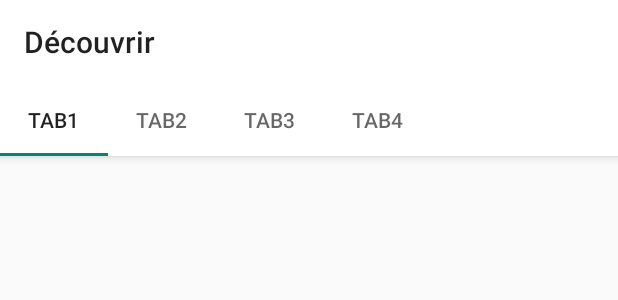
After one commit to roiacult/PhoneBackground, an Android app: the layout fragment_decouvrir.xml on its own in the app's theme, with its tools: preview values and no code run, on a phone screen of 412 x 824 dp. The commit adds this screen. Shown: the top 300 px of the screen. Run offline under Robolectric (Android 15) with nearby library versions, the phone set to English and light mode, and no system bars.

Commit message:
set the necessary fragments

```diff
--- a/app/src/main/AndroidManifest.xml
+++ b/app/src/main/AndroidManifest.xml
@@ -8,11 +8,11 @@
         android:label="@string/app_name"
         android:roundIcon="@mipmap/ic_launcher_round"
         android:supportsRtl="true"
-        android:theme="@style/AppTheme">
+        android:theme="@style/AppTheme.NoActionBar">
         <activity
             android:name=".MainActivity"
             android:label="@string/app_name"
-            android:theme="@style/AppTheme.NoActionBar">
+            >
             <intent-filter>
                 <action android:name="android.intent.action.MAIN" />
 
--- /dev/null
+++ b/app/src/main/res/layout/fragment_decouvrir.xml
@@ -0,0 +1,62 @@
+<?xml version="1.0" encoding="utf-8"?>
+<android.support.design.widget.CoordinatorLayout xmlns:android="http://schemas.android.com/apk/res/android"
+    xmlns:tools="http://schemas.android.com/tools"
+    xmlns:app="http://schemas.android.com/apk/res-auto"
+    android:layout_width="match_parent"
+    android:layout_height="match_parent">
+
+    <android.support.design.widget.AppBarLayout
+        android:id="@+id/appbar"
+        android:layout_height="wrap_content"
+        android:layout_width="match_parent">
+
+        <android.support.v7.widget.Toolbar
+            android:id="@+id/decouvrir_toolbare"
+            android:layout_width="match_parent"
+            android:layout_height="?attr/actionBarSize"
+            android:background="@color/cardview_light_background"
+            app:layout_scrollFlags="scroll|enterAlways"
+            app:title="@string/title_decouvrir"></android.support.v7.widget.Toolbar>
+
+        <android.support.design.widget.TabLayout
+            android:id="@+id/tabs"
+            android:layout_width="match_parent"
+            android:layout_height="wrap_content"
+            android:background="@color/cardview_light_background"
+            app:tabMode="scrollable">
+
+            <android.support.design.widget.TabItem
+                android:layout_width="wrap_content"
+                android:layout_height="wrap_content"
+                android:text="Tab1" />
+
+            <android.support.design.widget.TabItem
+                android:layout_width="wrap_content"
+                android:layout_height="wrap_content"
+                android:text="Tab2" />
+
+            <android.support.design.widget.TabItem
+                android:layout_width="wrap_content"
+                android:layout_height="wrap_content"
+                android:text="Tab3" />
+
+            <android.support.design.widget.TabItem
+                android:layout_width="wrap_content"
+                android:layout_height="wrap_content"
+                android:text="Tab4" />
+        </android.support.design.widget.TabLayout>
+    </android.support.design.widget.AppBarLayout>
+
+    <android.support.v4.widget.NestedScrollView
+        android:layout_width="match_parent"
+        android:layout_height="match_parent"
+        app:layout_behavior="android.support.design.widget.AppBarLayout$ScrollingViewBehavior">
+
+        <FrameLayout
+            android:layout_width="match_parent"
+            android:layout_height="match_parent"
+            tools:context=".Fragments.FragmentDecouvrir">
+
+        </FrameLayout>
+    </android.support.v4.widget.NestedScrollView>
+</android.support.design.widget.CoordinatorLayout>
--- a/app/src/main/res/menu/navigation.xml
+++ b/app/src/main/res/menu/navigation.xml
@@ -7,7 +7,7 @@
         android:title="@string/title_flux" />
 
     <item
-        android:id="@+id/bottom_navigation_compass"
+        android:id="@+id/bottom_navigation_decouvrir"
         android:icon="@drawable/compass"
         android:title="@string/title_decouvrir" />
 
```
Also changed, not shown: app/build.gradle (+6 -1 lines), app/src/main/java/com/example/djawed/phonebackground/Fragments/FragmentActivites.java (added, +27 -0 lines), app/src/main/java/com/example/djawed/phonebackground/Fragments/FragmentDecouvrir.java (added, +35 -0 lines), app/src/main/java/com/example/djawed/phonebackground/Fragments/FragmentFlux.java (added, +39 -0 lines), app/src/main/java/com/example/djawed/phonebackground/Fragments/FragmentProfile.java (added, +28 -0 lines), app/src/main/java/com/example/djawed/phonebackground/Fragments/FragmentTransferer.java (added, +34 -0 lines), app/src/main/java/com/example/djawed/phonebackground/FragmentsViewModele.java (added, +61 -0 lines), app/src/main/java/com/example/djawed/phonebackground/MainActivity.java (+55 -14 lines), app/src/main/res/layout/app_bar_main.xml (+11 -22 lines), app/src/main/res/layout/fragment_activites.xml (added, +9 -0 lines), app/src/main/res/layout/fragment_flux.xml (added, +34 -0 lines), app/src/main/res/layout/fragment_profile.xml (added, +9 -0 lines), app/src/main/res/layout/fragment_transferer.xml (added, +35 -0 lines).
